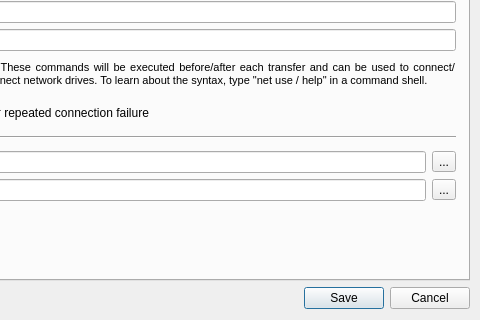
WillForan/yarraclient, file Client/rds_configurationwindow.ui: the form before one commit; both pictures show x 204 to 684 and y 166 to 486 of the 684 by 486 pixel window.
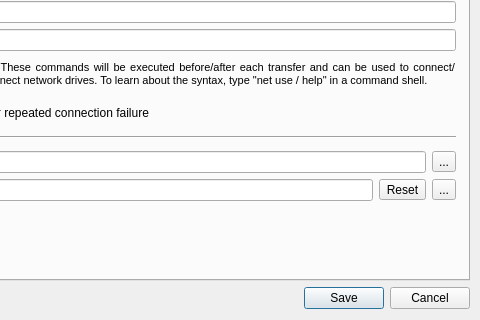
The form after the commit. Icons and pictures are not drawn.

The edit to the form file:
```diff
--- a/Client/rds_configurationwindow.ui
+++ b/Client/rds_configurationwindow.ui
@@ -10,6 +10,12 @@
     <height>486</height>
    </rect>
   </property>
+  <property name="sizePolicy">
+   <sizepolicy hsizetype="Preferred" vsizetype="Preferred">
+    <horstretch>0</horstretch>
+    <verstretch>0</verstretch>
+   </sizepolicy>
+  </property>
   <property name="windowTitle">
    <string>Configuration</string>
   </property>
@@ -1042,6 +1048,16 @@
          <item>
           <widget class="QLineEdit" name="networkBufferPathEdit"/>
          </item>
+         <item>
+          <widget class="QToolButton" name="networkBufferPathClearButton">
+           <property name="toolTip">
+            <string>Reset folder</string>
+           </property>
+           <property name="text">
+            <string>Reset</string>
+           </property>
+          </widget>
+         </item>
          <item>
           <widget class="QToolButton" name="networkBufferPathButton">
            <property name="text">
```
Left out of the diff: 9 changed lines with no effect on the pictures.
